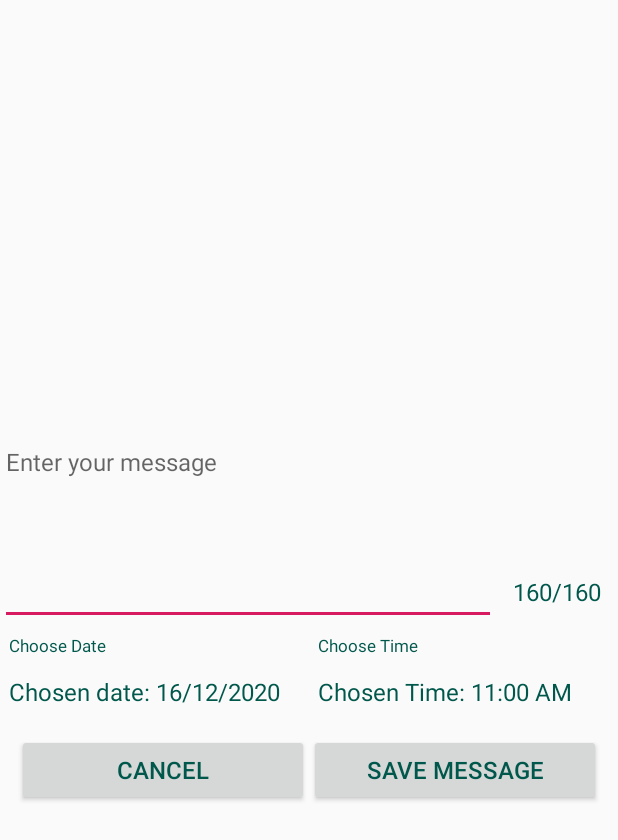
After one commit to rambola/SendLater, an Android app: the layout create_new_msg.xml on its own in the app's theme, with its tools: preview values and no code run, on a phone screen of 412 x 824 dp. The commit adds this screen. Shown: the top 840 px of the screen. Run offline under Robolectric (Android 15) with nearby library versions, the phone set to English and light mode, and no system bars.

Commit message:
layout design

```diff
--- a/app/src/main/AndroidManifest.xml
+++ b/app/src/main/AndroidManifest.xml
@@ -19,8 +19,8 @@
                 <category android:name="android.intent.category.LAUNCHER" />
             </intent-filter>
         </activity>
-        <activity android:name=".MainActivity">
-        </activity>
+        <activity android:name=".MainActivity"
+            android:windowSoftInputMode="stateAlwaysHidden" />
     </application>
 
 </manifest>
--- a/app/src/main/java/android/rr/sendlater/MainActivity.java
+++ b/app/src/main/java/android/rr/sendlater/MainActivity.java
@@ -51,6 +51,7 @@ public class MainActivity extends AppCompatActivity implements
         mSentLayout = findViewById(R.id.sentLayout);
         mViewPager = findViewById(R.id.viewpager);
         mViewPager.setAdapter(new MyViewPagerAdapter(getSupportFragmentManager()));
+        mViewPager.addOnPageChangeListener(mMainActivityPresenter);
     }
 
     public void changeActionBarTitle (String title) {
--- /dev/null
+++ b/app/src/main/res/layout/create_new_msg.xml
@@ -0,0 +1,118 @@
+<?xml version="1.0" encoding="utf-8"?>
+<LinearLayout xmlns:android="http://schemas.android.com/apk/res/android"
+    android:orientation="vertical"
+    android:layout_width="match_parent"
+    android:layout_height="match_parent"
+    android:gravity="center_vertical">
+
+    <LinearLayout
+        android:id="@+id/selectedContactsLayout"
+        android:layout_width="match_parent"
+        android:layout_height="wrap_content"
+        android:orientation="horizontal"
+        android:layout_marginBottom="11dp"/>
+
+    <LinearLayout
+        android:layout_width="match_parent"
+        android:layout_height="130dp"
+        android:orientation="horizontal">
+        <EditText
+            android:id="@+id/enterMsgET"
+            android:layout_width="0dp"
+            android:layout_height="match_parent"
+            android:layout_weight="1"
+            android:gravity="top|start"
+            android:singleLine="false"
+            android:scrollHorizontally="false"
+            android:hint="@string/enterUrMsg"
+            android:textSize="16sp"
+            android:minLines="6"
+            android:scrollbars="vertical"
+            android:inputType="textMultiLine"
+            android:maxLength="160" />
+        <TextView
+            android:id="@+id/enteredCharContTV"
+            android:layout_width="wrap_content"
+            android:layout_height="wrap_content"
+            android:text="160/160"
+            android:gravity="bottom|start"
+            android:textSize="16sp"
+            android:padding="11dp"
+            android:textColor="@color/colorPrimaryDark"
+            android:layout_gravity="bottom|start"/>
+    </LinearLayout>
+
+    <LinearLayout
+        android:layout_width="match_parent"
+        android:layout_height="wrap_content"
+        android:orientation="horizontal">
+        <LinearLayout
+            android:layout_width="0dp"
+            android:layout_height="match_parent"
+            android:layout_weight="1"
+            android:orientation="vertical">
+            <TextView
+                android:layout_width="wrap_content"
+                android:layout_height="wrap_content"
+                android:padding="6dp"
+                android:text="@string/chooseDate"
+                android:textSize="11sp"
+                android:textColor="@color/colorPrimaryDark"/>
+            <TextView
+                android:id="@+id/selectedDataTV"
+                android:layout_width="wrap_content"
+                android:layout_height="wrap_content"
+                android:padding="6dp"
+                android:text="Chosen date: 16/12/2020"
+                android:textSize="16sp"
+                android:textColor="@color/colorPrimaryDark"/>
+        </LinearLayout>
+
+        <LinearLayout
+            android:layout_width="0dp"
+            android:layout_height="match_parent"
+            android:layout_weight="1"
+            android:orientation="vertical">
+            <TextView
+                android:layout_width="wrap_content"
+                android:layout_height="wrap_content"
+                android:padding="6dp"
+                android:text="@string/chooseTime"
+                android:textSize="11sp"
+                android:textColor="@color/colorPrimaryDark"/>
+            <TextView
+                android:id="@+id/selectedTimeTV"
+                android:layout_width="wrap_content"
+                android:layout_height="wrap_content"
+                android:padding="6dp"
+                android:text="Chosen Time: 11:00 AM"
+                android:textSize="16sp"
+                android:textColor="@color/colorPrimaryDark"/>
+        </LinearLayout>
+
+    </LinearLayout>
+
+    <LinearLayout
+        android:layout_width="match_parent"
+        android:layout_height="wrap_content"
+        android:padding="11dp">
+        <Button
+            android:id="@+id/cancelBtn"
+            android:layout_width="0dp"
+            android:layout_height="wrap_content"
+            android:text="@string/cancel"
+            android:textSize="16sp"
+            android:layout_weight="1"
+            android:textColor="@color/colorPrimaryDark"/>
+
+        <Button
+            android:id="@+id/saveBtn"
+            android:layout_width="0dp"
+            android:layout_height="wrap_content"
+            android:text="@string/saveMsg"
+            android:textSize="16sp"
+            android:layout_weight="1"
+            android:textColor="@color/colorPrimaryDark"/>
+    </LinearLayout>
+
+</LinearLayout>
--- a/app/src/main/res/values/strings.xml
+++ b/app/src/main/res/values/strings.xml
@@ -9,4 +9,10 @@
     <string name="deleteConfirmation">Deleted messages will be not sent.</string>
     <string name="ok">OK</string>
     <string name="noMsgToShow">There are no saved messages. Create a new message to send later.</string>
+    <string name="enterUrMsg">Enter your message</string>
+    <string name="chooseDate">Choose Date</string>
+    <string name="chooseTime">Choose Time</string>
+    <string name="chosenDate">Chosen Date: </string>
+    <string name="chosenTime">Chosen Time: </string>
+    <string name="errorMsgForTime">Please choose time greater than current time.</string>
 </resources>
```
Also changed, not shown: app/src/main/java/android/rr/sendlater/CreateNewFragment.java (+29 -3 lines), app/src/main/java/android/rr/sendlater/presenter/CreateNewFragmentPresenter.java (+26 -1 lines), app/src/main/java/android/rr/sendlater/presenter/MainActivityPresenter.java (+28 -1 lines), app/src/main/res/layout/fragment_create_new.xml (+8 -2 lines), app/src/main/java/android/rr/sendlater/SentFragment.java (line endings or trailing spaces).
